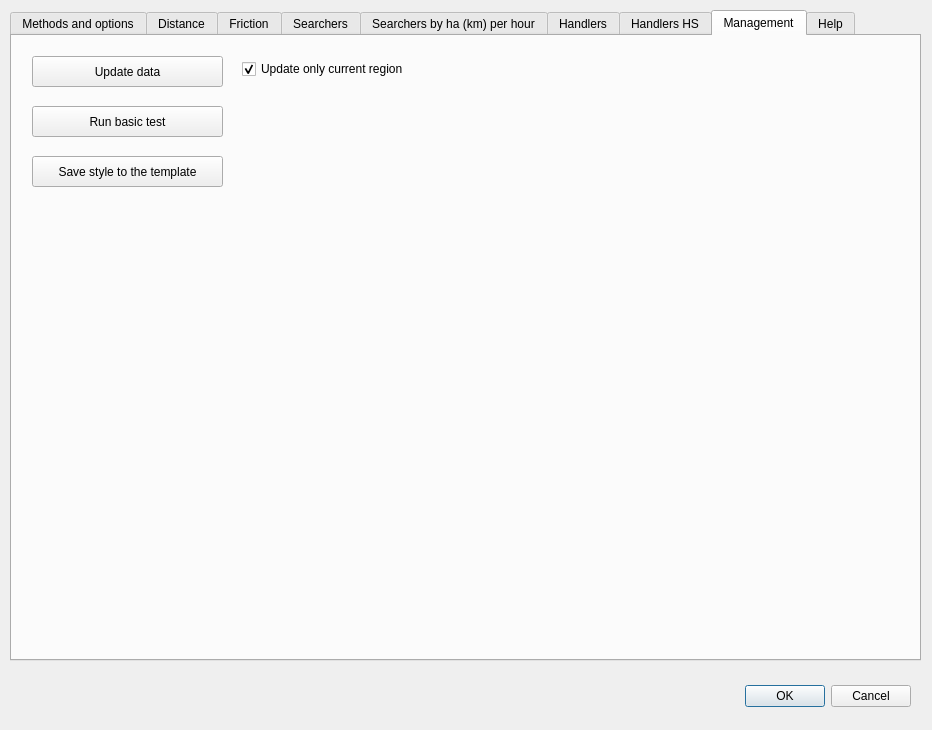
ruz76/qgis_patrac_3, file ui/settings.ui: the form before one commit.
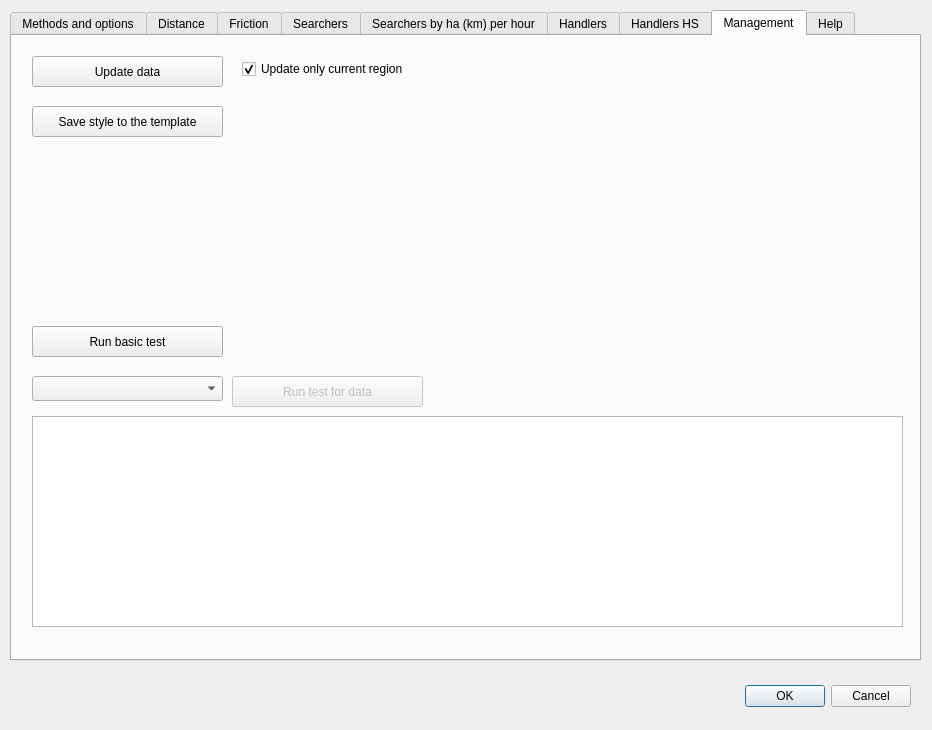
The form after the commit. The open tabs and pages were chosen to show the change.

Commit message: Added test for data structures.

What changed in the file:
```diff
--- a/ui/settings.ui
+++ b/ui/settings.ui
@@ -1100,7 +1100,7 @@
      <property name="geometry">
       <rect>
        <x>20</x>
-       <y>70</y>
+       <y>290</y>
        <width>191</width>
        <height>31</height>
       </rect>
@@ -1142,7 +1142,7 @@
      <property name="geometry">
       <rect>
        <x>20</x>
-       <y>120</y>
+       <y>70</y>
        <width>191</width>
        <height>31</height>
       </rect>
@@ -1151,6 +1151,42 @@
       <string>Save style to the template</string>
      </property>
     </widget>
+    <widget class="QPushButton" name="pushButtonDataHds">
+     <property name="enabled">
+      <bool>false</bool>
+     </property>
+     <property name="geometry">
+      <rect>
+       <x>220</x>
+       <y>340</y>
+       <width>191</width>
+       <height>31</height>
+      </rect>
+     </property>
+     <property name="text">
+      <string>Run test for data</string>
+     </property>
+    </widget>
+    <widget class="QComboBox" name="comboBoxDataHds">
+     <property name="geometry">
+      <rect>
+       <x>20</x>
+       <y>340</y>
+       <width>191</width>
+       <height>25</height>
+      </rect>
+     </property>
+    </widget>
+    <widget class="QTextEdit" name="textEditHds">
+     <property name="geometry">
+      <rect>
+       <x>20</x>
+       <y>380</y>
+       <width>871</width>
+       <height>211</height>
+      </rect>
+     </property>
+    </widget>
    </widget>
    <widget class="QWidget" name="tab_Help">
     <attribute name="title">
```
Left out of the diff: 2 changed lines with no effect on the pictures. The commit also changes 4 other files.
